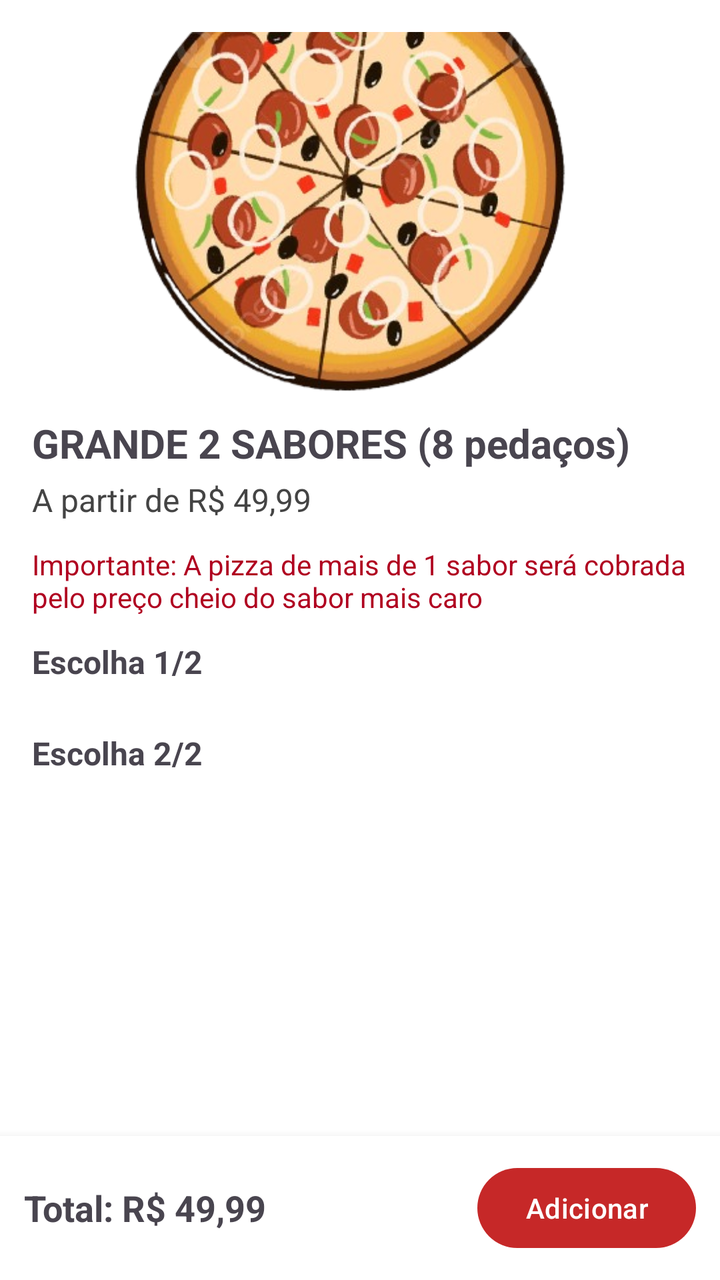
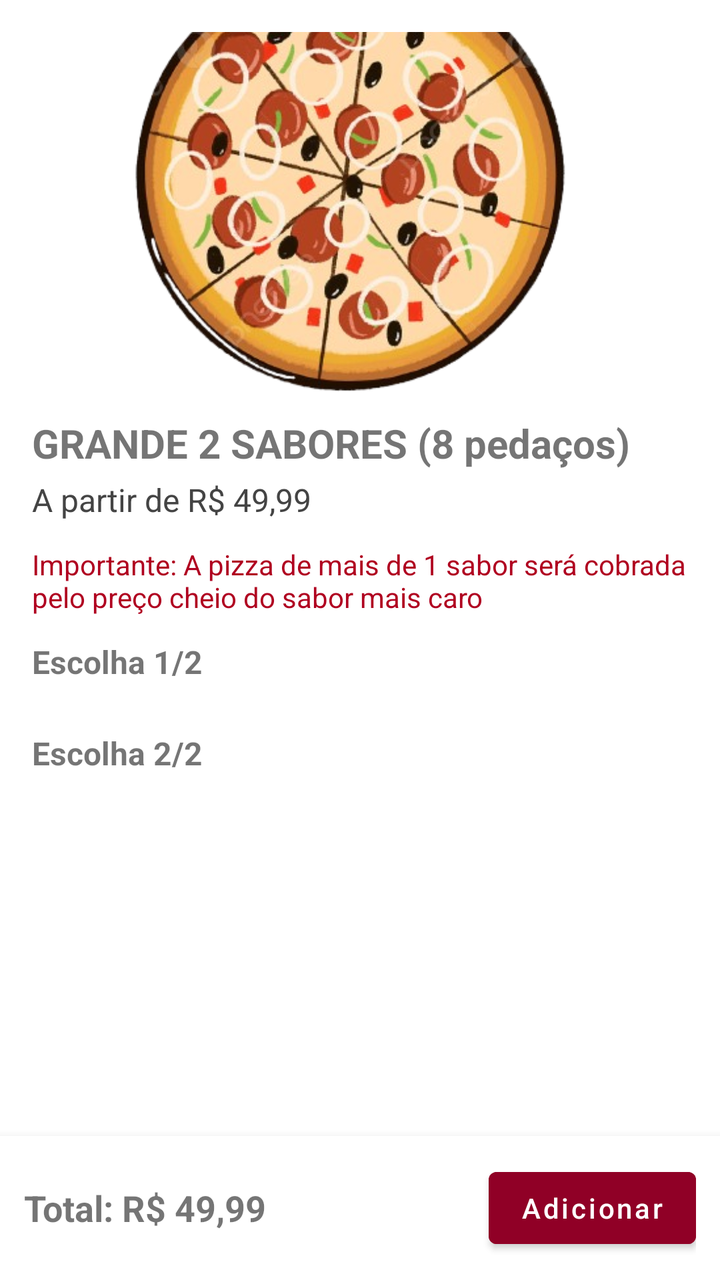

An Android layout rendered at two revisions. The XML below is the earlier revision; the diff shows what the commit changed to produce the second picture.
<!-- AndroidManifest.xml: application theme Theme.Apkstelladitalia20 -->
<!-- res/layout/activity_adicionar_pizza_tamanho.xml -->
<RelativeLayout xmlns:android="http://schemas.android.com/apk/res/android"
    android:id="@+id/layoutRaiz"
    android:layout_width="match_parent"
    android:layout_height="match_parent"
    android:background="@android:color/white">

    <ScrollView
        android:id="@+id/scrollView"
        android:layout_width="match_parent"
        android:layout_height="match_parent"
        android:layout_above="@+id/layoutAdicionar"
        android:padding="16dp">

        <LinearLayout
            android:id="@+id/container"
            android:orientation="vertical"
            android:layout_width="match_parent"
            android:layout_height="wrap_content">

            <ImageView
                android:id="@+id/imgPizzaTopo"
                android:layout_width="match_parent"
                android:layout_height="180dp"
                android:layout_marginBottom="12dp"
                android:scaleType="centerCrop"
                android:src="@drawable/ic_pizza" />

            <TextView
                android:id="@+id/tvTituloPizza"
                android:text="GRANDE 2 SABORES (8 pedaços)"
                android:textSize="20sp"
                android:textStyle="bold"
                android:layout_marginBottom="4dp"
                android:layout_width="match_parent"
                android:layout_height="wrap_content"/>

            <TextView
                android:id="@+id/tvPrecoBase"
                android:text="A partir de R$ 49,99"
                android:textSize="16sp"
                android:textColor="#444"
                android:layout_marginBottom="12dp"
                android:layout_width="match_parent"
                android:layout_height="wrap_content"/>

            <TextView
                android:text="Importante: A pizza de mais de 1 sabor será cobrada pelo preço cheio do sabor mais caro"
                android:textSize="14sp"
                android:textColor="#B00020"
                android:layout_marginBottom="12dp"
                android:layout_width="match_parent"
                android:layout_height="wrap_content"/>

            
            <TextView
                android:id="@+id/tituloEscolha1"
                android:text="Escolha 1/2"
                android:textStyle="bold"
                android:textSize="16sp"
                android:layout_marginBottom="8dp"
                android:layout_width="match_parent"
                android:layout_height="wrap_content" />

            <androidx.recyclerview.widget.RecyclerView
                android:id="@+id/rvEscolha1"
                android:layout_width="match_parent"
                android:layout_height="wrap_content"
                android:nestedScrollingEnabled="false"/>

            
            <TextView
                android:id="@+id/tituloEscolha2"
                android:text="Escolha 2/2"
                android:textStyle="bold"
                android:textSize="16sp"
                android:layout_marginTop="16dp"
                android:layout_marginBottom="8dp"
                android:layout_width="match_parent"
                android:layout_height="wrap_content" />

            <androidx.recyclerview.widget.RecyclerView
                android:id="@+id/rvEscolha2"
                android:layout_width="match_parent"
                android:layout_height="wrap_content"
                android:nestedScrollingEnabled="false"/>
        </LinearLayout>
    </ScrollView>

    <LinearLayout
        android:id="@+id/layoutAdicionar"
        android:orientation="horizontal"
        android:gravity="center_vertical"
        android:background="@android:color/white"
        android:padding="12dp"
        android:elevation="8dp"
        android:layout_alignParentBottom="true"
        android:layout_width="match_parent"
        android:layout_height="wrap_content">

        <TextView
            android:id="@+id/tvTotal"
            android:text="Total: R$ 49,99"
            android:textSize="18sp"
            android:textStyle="bold"
            android:layout_weight="1"
            android:layout_width="0dp"
            android:layout_height="wrap_content" />

        <Button
            android:id="@+id/btnAdicionar"
            android:text="Adicionar"
            android:textAllCaps="false"
            android:layout_width="wrap_content"
            android:layout_height="wrap_content" />
    </LinearLayout>
</RelativeLayout>
<!-- resources referenced by this layout -->
<resources>
  <!-- drawable ic_pizza: png bitmap (drawable, 224029 bytes) -->
  <style name="Theme.Apkstelladitalia20" parent="Theme.Material3.DayNight.NoActionBar">
          
          <item name="colorPrimary">@color/colorPrimary</item>
          <item name="colorPrimaryVariant">@color/colorPrimaryDark</item>
          <item name="colorOnPrimary">@android:color/white</item>
          <item name="android:statusBarColor">@color/colorPrimaryDark</item>
          <item name="android:navigationBarColor">@color/colorPrimary</item>
  
          
          <item name="tabBackground">@android:color/transparent</item>
          <item name="tabIndicator">@null</item>
      </style>
  <color name="colorPrimary">#C62828</color>
  <color name="colorPrimaryDark">#8E0000</color>
</resources>

<!-- the commit's change to res/layout/activity_adicionar_pizza_tamanho.xml (unified diff, before → after) -->
@@ -111,6 +111,7 @@
             android:text="Adicionar"
             android:textAllCaps="false"
             android:layout_width="wrap_content"
+            android:backgroundTint="@color/vermelho"
             android:layout_height="wrap_content" />
     </LinearLayout>
 </RelativeLayout>
<!-- resource entries referenced after the edit -->
@@ -1,19 +1,29 @@
 <!-- resources referenced by this layout -->
 <resources>
+  <color name="vermelho">#900026</color>
   <!-- drawable ic_pizza: png bitmap (drawable, 224029 bytes) -->
-  <style name="Theme.Apkstelladitalia20" parent="Theme.Material3.DayNight.NoActionBar">
+  <style name="Theme.Apkstelladitalia20" parent="Theme.MaterialComponents.DayNight.NoActionBar">
           
           <item name="colorPrimary">@color/colorPrimary</item>
           <item name="colorPrimaryVariant">@color/colorPrimaryDark</item>
+          <item name="colorSecondary">@color/colorAccent</item>
           <item name="colorOnPrimary">@android:color/white</item>
+  
+          
           <item name="android:statusBarColor">@color/colorPrimaryDark</item>
           <item name="android:navigationBarColor">@color/colorPrimary</item>
   
           
           <item name="tabBackground">@android:color/transparent</item>
           <item name="tabIndicator">@null</item>
+  
+          
+          <item name="android:windowContentTransitions">true</item>
+          <item name="android:windowActionBar">false</item>
+          <item name="windowActionBar">false</item>
       </style>
   <color name="colorPrimary">#C62828</color>
   <color name="colorPrimaryDark">#8E0000</color>
+  <color name="colorAccent">#FFC107</color>
 </resources>
 
